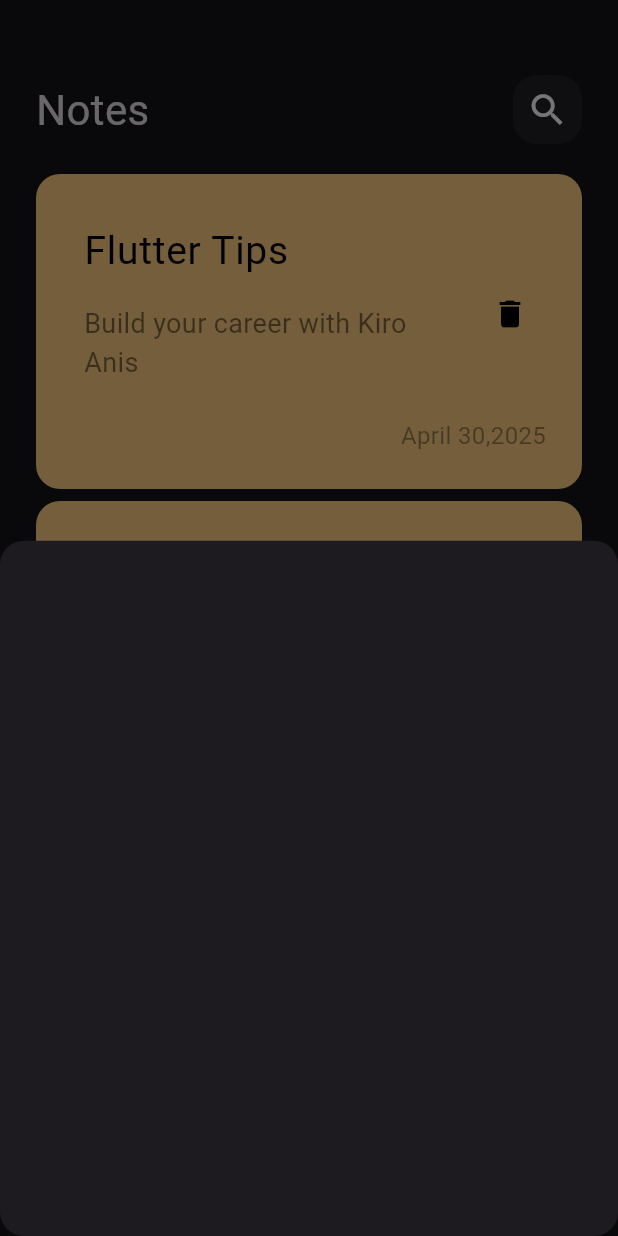
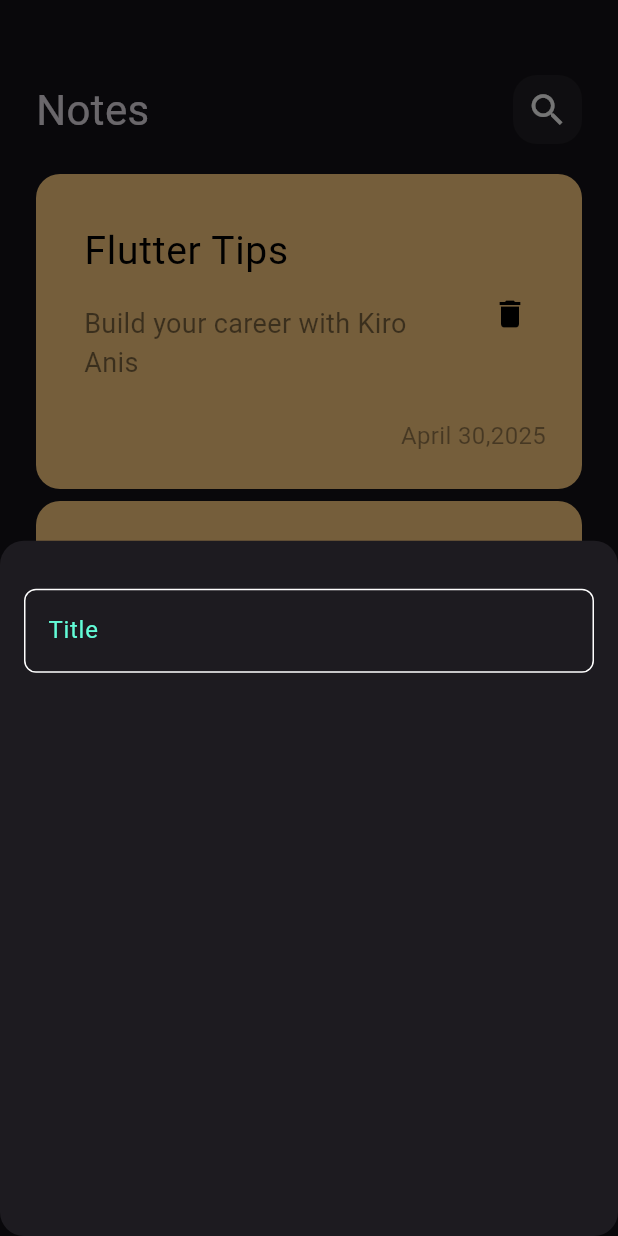
Before and after one commit to Kirolos2004/Notes_app, a Flutter app: the screen it shows after launch, after a tap on the "add" icon, on a phone screen of 412 x 824 dp. Run offline on Flutter 3.47's test engine with Material 3 defaults, Android fonts, the phone set to English and light mode, and no system bars.

Commit message:
create custom text field

```diff
--- /dev/null
+++ b/lib/constants.dart
@@ -0,0 +1,2 @@
+import 'package:flutter/material.dart';
+const kPrimaryColor =  Color(0xff62FCD7);
--- a/lib/widgets/add_note_bottom_sheet.dart
+++ b/lib/widgets/add_note_bottom_sheet.dart
@@ -1,13 +1,20 @@
 import 'package:flutter/material.dart';
+import 'package:flutter_application_1/widgets/custom_text_field.dart';
 class AddNoteBottomSheet extends StatelessWidget {
   const AddNoteBottomSheet({super.key});
 
   @override
   Widget build(BuildContext context) {
-    return Container(
-decoration: BoxDecoration(
-  borderRadius: BorderRadius.circular(16)
-),
+    return Padding(
+      padding: const EdgeInsets.symmetric(horizontal: 16),
+      child: Column(
+        children: [
+          SizedBox(
+            height: 32,
+          ),
+            CustomTextField(),
+        ],
+      ),
     );
   }
 }
--- /dev/null
+++ b/lib/widgets/custom_text_field.dart
@@ -0,0 +1,31 @@
+import 'package:flutter/material.dart';
+import 'package:flutter_application_1/constants.dart';
+
+class CustomTextField extends StatelessWidget {
+  const CustomTextField({super.key});
+
+  @override
+  Widget build(BuildContext context) {
+    return TextField(
+      cursorColor: kPrimaryColor,
+      decoration: InputDecoration(
+        hintText: 'Title',
+        hintStyle: const TextStyle(
+          color: kPrimaryColor,
+        ),
+        border: bulidBorder(),
+        enabledBorder: bulidBorder(kPrimaryColor),
+        focusedBorder: bulidBorder(kPrimaryColor)
+      ),
+    );
+  }
+
+  OutlineInputBorder bulidBorder([color]) {
+    return OutlineInputBorder(
+        borderRadius: BorderRadius.circular(8),
+        borderSide: BorderSide(
+          color: Colors.white,
+          )
+      );
+  }
+}
```
